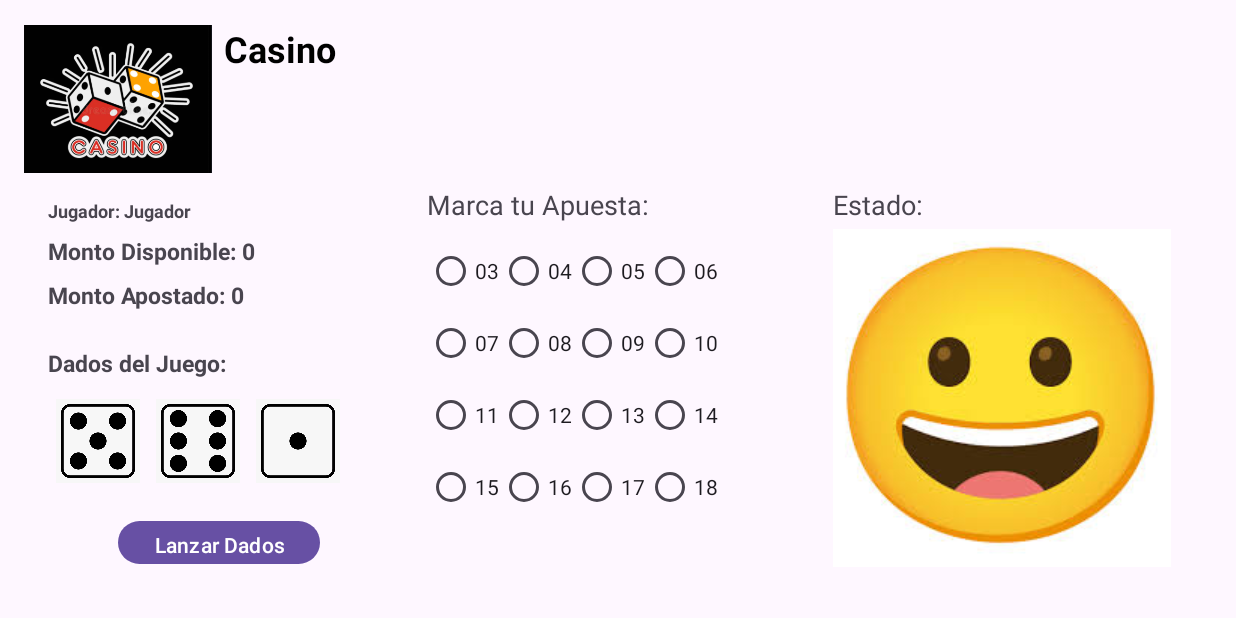
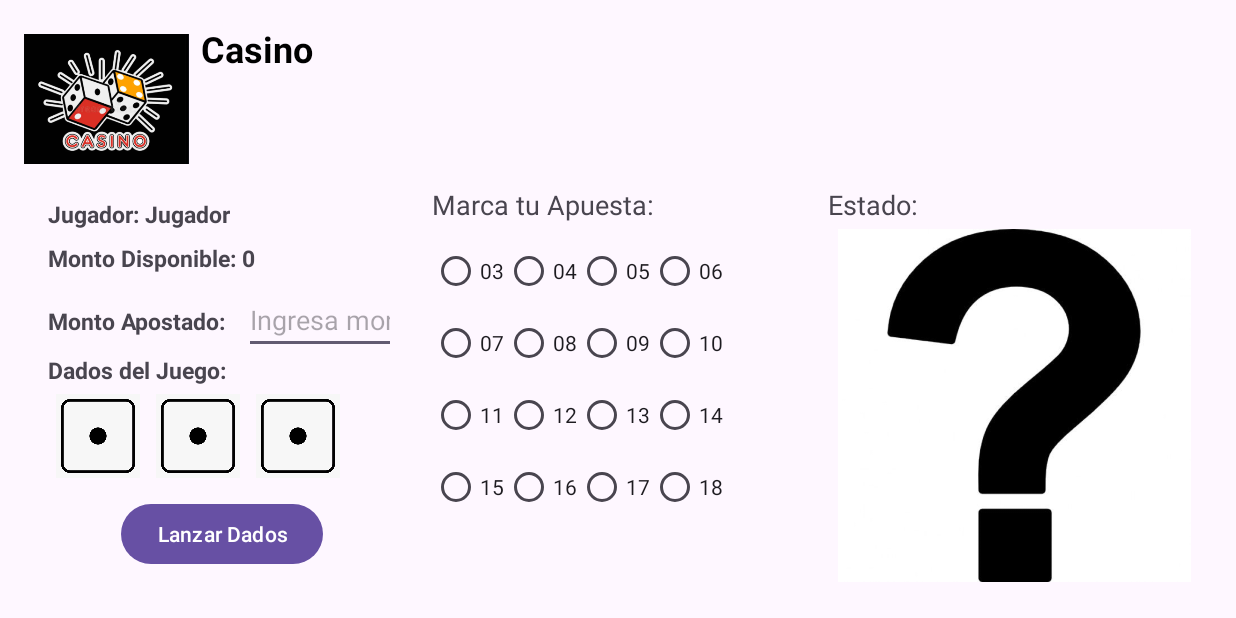
Before and after one commit to Dani-Obando/ExamenMoviles, an Android app: the GameActivity screen opened directly, with no data from a screen before it, after a tap on "Lanzar Dados", on a phone screen of 824 x 412 dp (held sideways). Run offline under Robolectric (Android 15) with nearby library versions, the light colour scheme and no system bars.

Commit message:
Actualizar GameActivity, MainActivity y layouts

```diff
--- a/app/src/main/java/com/example/casino/GameActivity.kt
+++ b/app/src/main/java/com/example/casino/GameActivity.kt
@@ -3,10 +3,12 @@ package com.example.casino
 import android.os.Bundle
 import android.view.View
 import android.widget.Button
+import android.widget.EditText
 import android.widget.ImageView
 import android.widget.LinearLayout
 import android.widget.RadioButton
 import android.widget.TextView
+import android.widget.Toast
 import androidx.appcompat.app.AppCompatActivity
 import kotlin.random.Random
 
@@ -19,6 +21,10 @@ class GameActivity : AppCompatActivity() {
     private lateinit var launchDiceButton: Button
     private lateinit var statusImageView: ImageView
     private lateinit var radioButtons: List<RadioButton>
+    private lateinit var betAmountEditText: EditText
+
+    private var totalAmount: Int = 0
+    private var betAmount: Int = 0
 
     override fun onCreate(savedInstanceState: Bundle?) {
         super.onCreate(savedInstanceState)
@@ -30,19 +36,15 @@ class GameActivity : AppCompatActivity() {
         diceContainer = findViewById(R.id.diceContainer)
         launchDiceButton = findViewById(R.id.launchDiceButton)
         statusImageView = findViewById(R.id.statusImageView)
+        betAmountEditText = findViewById(R.id.betAmountEditText)
 
-        // Obtener datos del Intent
         val playerName = intent.getStringExtra("PLAYER_NAME") ?: "Jugador"
-        val availableAmount = intent.getStringExtra("AVAILABLE_AMOUNT") ?: "0"
-        val betAmount = intent.getStringExtra("BET_AMOUNT") ?: "0"
-        val diceCount = intent.getIntExtra("DICE_COUNT", 3) // Usar 3 por defecto
+        totalAmount = intent.getStringExtra("AVAILABLE_AMOUNT")?.toInt() ?: 0
+        val diceCount = intent.getIntExtra("DICE_COUNT", 3)
 
-        // Mostrar datos en TextViews
         playerNameTextView.text = "Jugador: $playerName"
-        availableAmountTextView.text = "Monto Disponible: $availableAmount"
-        betAmountTextView.text = "Monto Apostado: $betAmount"
+        availableAmountTextView.text = "Monto Disponible: $totalAmount"
 
-        // Inicializar los RadioButtons
         radioButtons = listOf(
             findViewById(R.id.bet01),
             findViewById(R.id.bet02),
@@ -64,26 +66,33 @@ class GameActivity : AppCompatActivity() {
             findViewById(R.id.bet18)
         )
 
-        // Mostrar dados seleccionados
         showSelectedDice(diceCount)
-
-        // Configurar opciones de apuesta
         setupBetOptions(diceCount)
 
-        // Configurar el botón de lanzar dados
         launchDiceButton.setOnClickListener {
-            randomizeDice()
+            val betInput = betAmountEditText.text.toString()
+            if (betInput.isNotEmpty()) {
+                betAmount = betInput.toInt()
+                if (betAmount <= totalAmount && betAmount > 0) {
+                    if (validateBetSelection()) {
+                        randomizeDice()
+                    } else {
+                        Toast.makeText(this, "Por favor, selecciona una apuesta.", Toast.LENGTH_SHORT).show()
+                    }
+                } else {
+                    Toast.makeText(this, "El monto apostado no puede ser mayor al monto disponible ni menor o igual a cero.", Toast.LENGTH_SHORT).show()
+                }
+            } else {
+                Toast.makeText(this, "Por favor, ingresa un monto apostado.", Toast.LENGTH_SHORT).show()
+            }
         }
     }
 
     private fun showSelectedDice(diceCount: Int) {
         diceContainer.removeAllViews()
-
-        // Mostrar el número de dados seleccionados por el usuario
         for (i in 1..diceCount) {
             val diceImageView = ImageView(this)
-            val diceResId = resources.getIdentifier("dice1", "drawable", packageName) // Mostrar el dado por defecto
-
+            val diceResId = resources.getIdentifier("dice1", "drawable", packageName)
             if (diceResId != 0) {
                 diceImageView.setImageResource(diceResId)
                 diceImageView.layoutParams = LinearLayout.LayoutParams(100, 100)
@@ -94,34 +103,67 @@ class GameActivity : AppCompatActivity() {
     }
 
     private fun randomizeDice() {
+        var total = 0
         for (i in 0 until diceContainer.childCount) {
             val diceImageView = diceContainer.getChildAt(i) as ImageView
-            val randomNumber = Random.nextInt(1, 7) // Número aleatorio del 1 al 6
+            val randomNumber = Random.nextInt(1, 7)
+            total += randomNumber
             val diceResId = resources.getIdentifier("dice$randomNumber", "drawable", packageName)
-
             if (diceResId != 0) {
                 diceImageView.setImageResource(diceResId)
             }
         }
+        checkBetResult(total)
+        for (button in radioButtons) {
+            button.isChecked = false
+        }
+    }
+
+    private fun checkBetResult(total: Int) {
+        val selectedBetId = radioButtons.find { it.isChecked }?.id ?: -1
+        if (selectedBetId != -1) {
+            val selectedBetValue = findViewById<RadioButton>(selectedBetId).text.toString().toInt()
+            if (total == selectedBetValue) {
+                totalAmount += (betAmount*2)
+                statusImageView.setImageResource(R.drawable.win)
+                Toast.makeText(this, "¡Ganaste!", Toast.LENGTH_SHORT).show()
+            } else {
+                totalAmount -= betAmount
+                if (totalAmount < 0) totalAmount = 0
+                statusImageView.setImageResource(R.drawable.loose)
+                Toast.makeText(this, "Perdiste.", Toast.LENGTH_SHORT).show()
+            }
+            availableAmountTextView.text = "Monto Disponible: $totalAmount"
+        } else {
+            Toast.makeText(this, "Selecciona una apuesta válida.", Toast.LENGTH_SHORT).show()
+        }
+    }
+
+    private fun validateBetSelection(): Boolean {
+        return radioButtons.any { it.isChecked }
     }
 
     private fun setupBetOptions(diceCount: Int) {
         for (button in radioButtons) {
             button.visibility = View.GONE
+            button.setOnClickListener {
+                for (otherButton in radioButtons) {
+                    if (otherButton != button) {
+                        otherButton.isChecked = false
+                    }
+                }
+            }
         }
-
         if (diceCount == 2) {
-            for (i in 0..10) { // 2 a 12 (11 opciones)
+            for (i in 0..10) {
                 radioButtons[i].visibility = View.VISIBLE
-                radioButtons[i].text = String.format("%02d", i + 2) // Apuestas de 2 a 12
+                radioButtons[i].text = String.format("%02d", i + 2)
             }
         } else if (diceCount == 3) {
-            for (i in 0..15) { // 3 a 18 (16 opciones)
+            for (i in 0..15) {
                 radioButtons[i].visibility = View.VISIBLE
-                radioButtons[i].text = String.format("%02d", i + 3) // Apuestas de 3 a 18
+                radioButtons[i].text = String.format("%02d", i + 3)
             }
         }
     }
-
-
 }
--- a/app/src/main/java/com/example/casino/MainActivity.kt
+++ b/app/src/main/java/com/example/casino/MainActivity.kt
@@ -86,10 +86,11 @@ class MainActivity : AppCompatActivity() {
 
         val intent = Intent(this, GameActivity::class.java)
         intent.putExtra("PLAYER_NAME", playerName)
-        intent.putExtra("AVAILABLE_AMOUNT", "2000000")
+        intent.putExtra("AVAILABLE_AMOUNT", betAmountString) // Pasar el monto ingresado por el usuario
         intent.putExtra("BET_AMOUNT", betAmountString)
         intent.putExtra("DICE_COUNT", diceCount)
         startActivity(intent)
+
     }
 
 
--- a/app/src/main/res/layout/activity_game.xml
+++ b/app/src/main/res/layout/activity_game.xml
@@ -11,10 +11,10 @@
         android:layout_height="wrap_content"
         android:orientation="horizontal"
         android:gravity="center_vertical">
-        <!-- Título del Juego -->
+
         <ImageView
             android:id="@+id/logo"
-            android:layout_width="125dp"
+            android:layout_width="110dp"
             android:layout_height="100dp"
             android:layout_marginEnd="8dp"
             android:contentDescription="Logo del Juego"
@@ -51,7 +51,7 @@
                 android:layout_width="wrap_content"
                 android:layout_height="wrap_content"
                 android:text="Jugador: "
-                android:textSize="12sp"
+                android:textSize="15sp"
                 android:textStyle="bold"
                 android:layout_marginBottom="8dp"/>
 
@@ -64,24 +64,37 @@
                 android:textStyle="bold"
                 android:layout_marginBottom="8dp"/>
 
+            <LinearLayout
+                android:layout_width="match_parent"
+                android:layout_height="wrap_content"
+                android:orientation="horizontal">
+
                 <TextView
                     android:id="@+id/betAmountTextView"
                     android:layout_width="wrap_content"
                     android:layout_height="wrap_content"
                     android:text="Monto Apostado: "
                     android:textSize="15sp"
-                android:textStyle="bold"
-                android:layout_marginBottom="8dp"/>
+                    android:textStyle="bold"/>
+
+                <EditText
+                    android:id="@+id/betAmountEditText"
+                    android:layout_width="wrap_content"
+                    android:layout_height="wrap_content"
+                    android:inputType="number"
+                    android:hint="Ingresa monto"
+                    android:layout_marginStart="8dp"/>
+            </LinearLayout>
 
             <TextView
                 android:id="@+id/diceLabelTextView"
                 android:layout_width="wrap_content"
                 android:layout_height="wrap_content"
+                android:layout_marginTop="0dp"
+                android:layout_marginBottom="0dp"
                 android:text="Dados del Juego:"
                 android:textSize="15sp"
-                android:textStyle="bold"
-                android:layout_marginTop="16dp"
-                android:layout_marginBottom="8dp"/>
+                android:textStyle="bold" />
 
             <LinearLayout
                 android:id="@+id/diceContainer"
@@ -96,15 +109,12 @@
                 android:layout_height="wrap_content"
                 android:text="Lanzar Dados"
                 android:layout_gravity="center"
-                android:layout_marginTop="16dp"/>
-
-
-
+                android:layout_marginTop="8dp"/>
         </LinearLayout>
 
         <!-- Sección 2: Selección de Apuestas -->
         <LinearLayout
-            android:layout_width="10dp"
+            android:layout_width="0dp"
             android:layout_height="match_parent"
             android:layout_weight="1"
             android:orientation="vertical"
@@ -117,11 +127,18 @@
                 android:textSize="18sp"
                 android:layout_marginBottom="8dp"/>
 
+            <RadioGroup
+                android:id="@+id/radioGroup"
+                android:layout_width="match_parent"
+                android:layout_height="wrap_content"
+                android:orientation="vertical">
+
                 <GridLayout
-                android:layout_width="wrap_content"
-                android:layout_height="186dp"
+                    android:layout_width="match_parent"
+                    android:layout_height="wrap_content"
                     android:columnCount="4"
-                android:rowCount="5">
+                    android:rowCount="5"
+                    android:layout_marginBottom="16dp">
 
                     <RadioButton
                         android:id="@+id/bet01"
@@ -188,47 +205,51 @@
                         android:layout_width="wrap_content"
                         android:layout_height="wrap_content"
                         android:text="11"/>
+
                     <RadioButton
                         android:id="@+id/bet12"
                         android:layout_width="wrap_content"
                         android:layout_height="wrap_content"
                         android:text="12" />
+
                     <RadioButton
                         android:id="@+id/bet13"
                         android:layout_width="wrap_content"
                         android:layout_height="wrap_content"
                         android:text="13" />
+
                     <RadioButton
                         android:id="@+id/bet14"
                         android:layout_width="wrap_content"
                         android:layout_height="wrap_content"
                         android:text="14" />
+
                     <RadioButton
                         android:id="@+id/bet15"
                         android:layout_width="wrap_content"
                         android:layout_height="wrap_content"
                         android:text="15" />
+
                     <RadioButton
                         android:id="@+id/bet16"
                         android:layout_width="wrap_content"
                         android:layout_height="wrap_content"
                         android:text="16" />
+
                     <RadioButton
                         android:id="@+id/bet17"
                         android:layout_width="wrap_content"
                         android:layout_height="wrap_content"
                         android:text="17" />
+
                     <RadioButton
                         android:id="@+id/bet18"
                         android:layout_width="wrap_content"
                         android:layout_height="wrap_content"
                         android:text="18" />
-
-
                 </GridLayout>
-
+            </RadioGroup>
         </LinearLayout>
-
 
         <!-- Sección 3: Estado del Juego -->
         <LinearLayout
@@ -249,8 +270,7 @@
                 android:id="@+id/statusImageView"
                 android:layout_width="wrap_content"
                 android:layout_height="wrap_content"
-                android:src="@drawable/smiley_face" />
+                android:src="@drawable/no_status" />
         </LinearLayout>
     </LinearLayout>
-
 </LinearLayout>
--- a/app/src/main/res/layout/activity_main.xml
+++ b/app/src/main/res/layout/activity_main.xml
@@ -16,7 +16,7 @@
         <!-- Título del Juego -->
         <ImageView
             android:id="@+id/logo"
-            android:layout_width="125dp"
+            android:layout_width="110dp"
             android:layout_height="100dp"
             android:layout_marginEnd="8dp"
             android:contentDescription="Logo del Juego"
@@ -88,7 +88,7 @@
         android:inputType="numberDecimal"
         android:layout_marginTop="16dp"
         android:padding="8dp"
-        android:background="@drawable/text_view_border" />/>
+        android:background="@drawable/text_view_border" />
 
     <!-- Cantidad de Dados -->
     <LinearLayout
```
Lines whose indentation alone changed are shown as unchanged.
